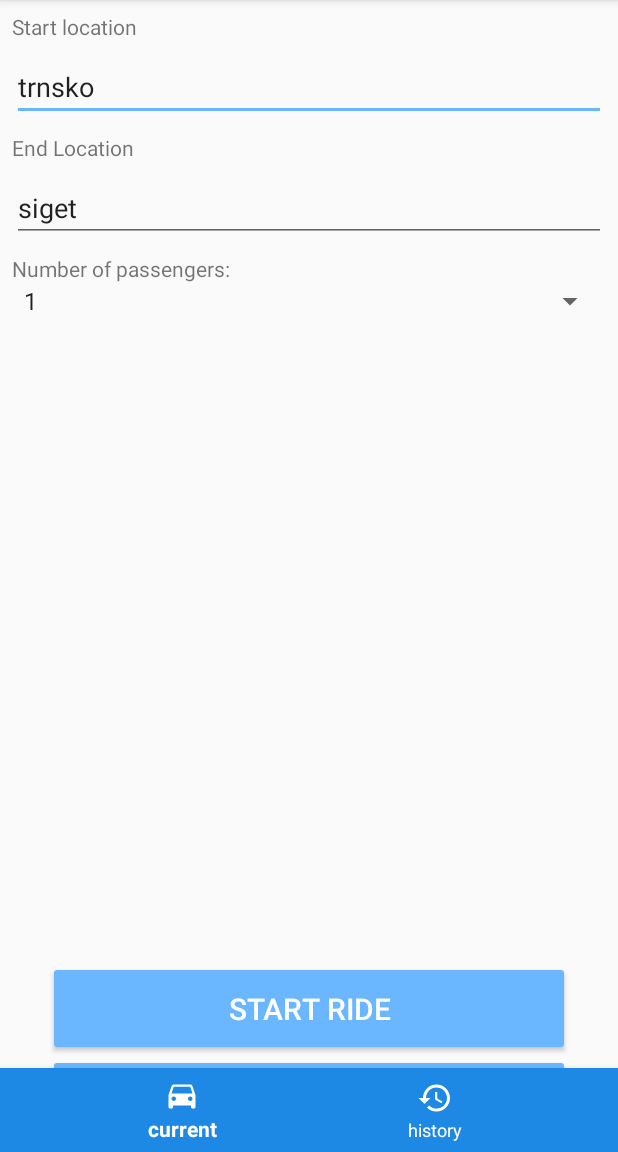
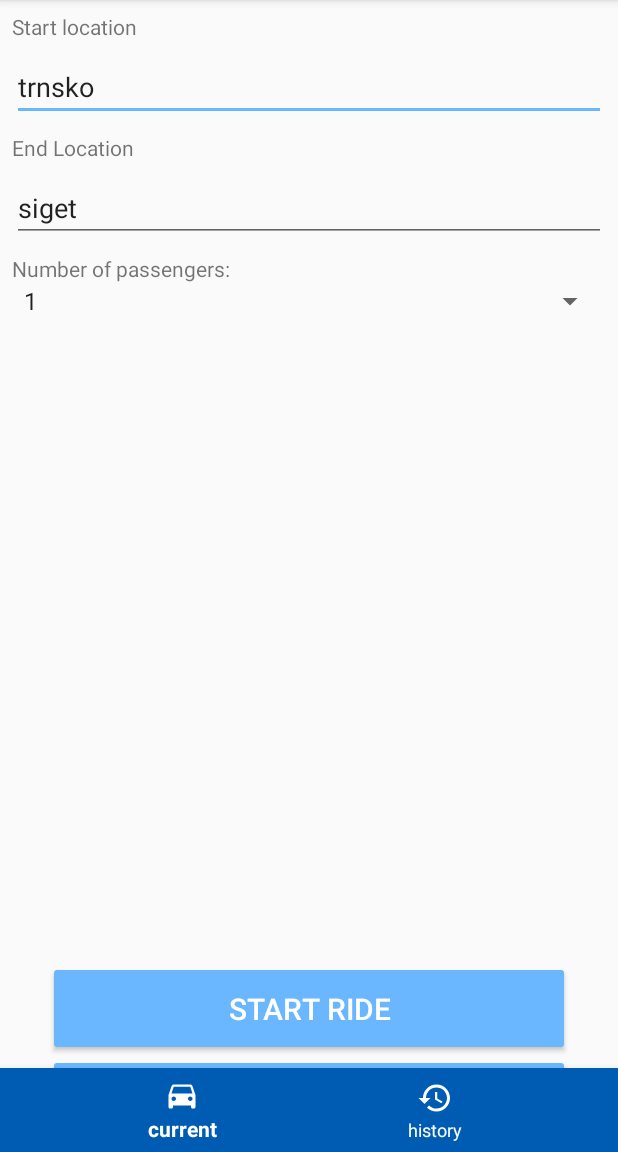
Before and after one commit to bkoruznjak/Rida, an Android app: the screen it shows after launch (MainActivity), on a phone screen of 412 x 824 dp, the part 84-1236 px from its top. Run offline under Robolectric (Android 15) with nearby library versions, the phone set to English and light mode, and no system bars; our stand-ins replace Dagger/Hilt's generated code, Room's generated code, data binding; libraries missing offline, so code that uses them is left out: com.squareup.leakcanary; pictures from the network do not load; 1 statement that could not run was skipped.

Commit message:
- just feels better

```diff
--- a/app/src/main/res/layout/content_main.xml
+++ b/app/src/main/res/layout/content_main.xml
@@ -14,7 +14,7 @@
             android:layout_width="match_parent"
             android:layout_height="wrap_content"
             android:layout_alignParentBottom="true"
-            android:background="@color/colorPrimary"
+            android:background="@color/colorPrimaryDark"
             app:itemIconTint="@color/textWhite"
             app:itemTextColor="@color/textWhite"
             app:layout_constraintBottom_toBottomOf="parent"
```
